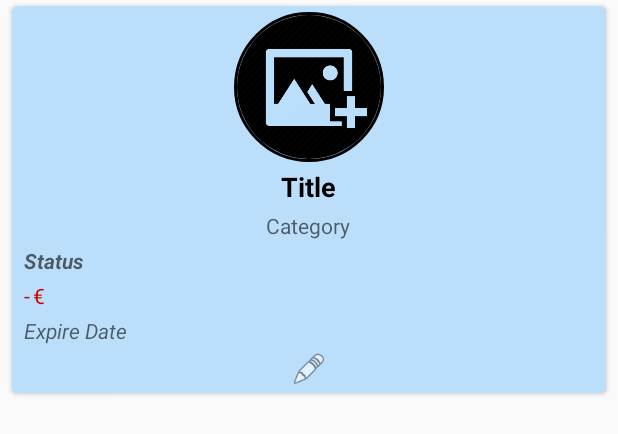
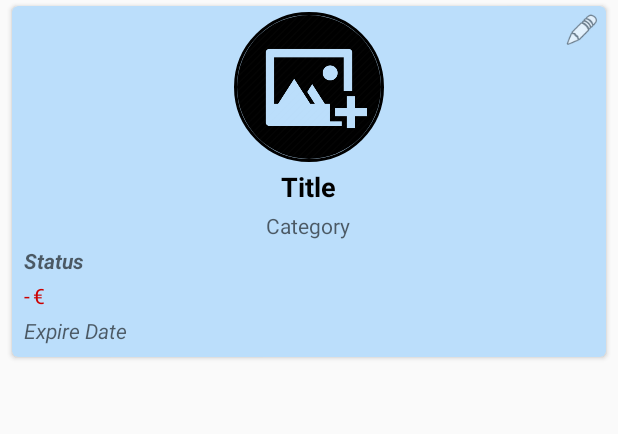
Before and after one commit to TommyBacco/2ndChance, an Android app: the layout cardview_item.xml on its own in the app's theme, with its tools: preview values and no code run, on a phone screen of 412 x 824 dp. Shown: the top 434 px of the screen. Run offline under Robolectric (Android 15) with nearby library versions, the phone set to English and light mode, and no system bars.

Commit message:
Change color of app Add Logout

```diff
--- a/app/src/main/java/com/example/group15_lab2/ItemList/MyItemsAdapter.kt
+++ b/app/src/main/java/com/example/group15_lab2/ItemList/MyItemsAdapter.kt
@@ -98,7 +98,6 @@ class MyItemsAdapter: RecyclerView.Adapter<MyItemsAdapter.ViewHolder>() {
                     else -> Color.parseColor("#BBDEFB") //Blue
                 }
             card.setBackgroundColor(color)
-
         }
     }
 
--- a/app/src/main/java/com/example/group15_lab2/MainActivity/MainActivity.kt
+++ b/app/src/main/java/com/example/group15_lab2/MainActivity/MainActivity.kt
@@ -54,7 +54,8 @@ class MainActivity : AppCompatActivity() {
                 R.id.nav_myItems,
                 R.id.nav_advertisements,
                 R.id.nav_itemsOfInterest,
-                R.id.nav_boughtItems
+                R.id.nav_boughtItems,
+                R.id.logInFragment
             ), drawerLayout)
 
         setupActionBarWithNavController(navController, appBarConfiguration)
--- a/app/src/main/res/layout/activity_main.xml
+++ b/app/src/main/res/layout/activity_main.xml
@@ -12,7 +12,6 @@
         layout="@layout/app_bar_main"
         android:layout_width="match_parent"
         android:layout_height="match_parent" />
-
     <com.google.android.material.navigation.NavigationView
         android:id="@+id/nav_view"
         android:layout_width="wrap_content"
@@ -21,5 +20,4 @@
         android:fitsSystemWindows="true"
         app:headerLayout="@layout/nav_header_main"
         app:menu="@menu/activity_main_drawer" />
-
 </androidx.drawerlayout.widget.DrawerLayout>
--- a/app/src/main/res/layout/app_bar_main.xml
+++ b/app/src/main/res/layout/app_bar_main.xml
@@ -21,5 +21,4 @@
     </com.google.android.material.appbar.AppBarLayout>
 
     <include layout="@layout/content_main" />
-
 </androidx.coordinatorlayout.widget.CoordinatorLayout>
--- a/app/src/main/res/layout/cardview_item.xml
+++ b/app/src/main/res/layout/cardview_item.xml
@@ -14,34 +14,35 @@
     <RelativeLayout
         android:layout_width="match_parent"
         android:layout_height="match_parent"
+        android:layout_marginTop="0dp"
+        android:layout_marginEnd="0dp"
         android:padding="4dp">
 
-        <de.hdodenhof.circleimageview.CircleImageView
-            xmlns:app="http://schemas.android.com/apk/res-auto"
+        <de.hdodenhof.circleimageview.CircleImageView xmlns:app="http://schemas.android.com/apk/res-auto"
             android:id="@+id/cardview_image"
             android:layout_width="100dp"
             android:layout_height="100dp"
             android:layout_alignParentTop="true"
+            android:layout_centerHorizontal="true"
             android:layout_marginBottom="4dp"
-            android:layout_centerHorizontal="true"
             android:src="@drawable/item_icon"
-            app:civ_border_width="2dp"
-            app:civ_border_color="@android:color/black"/>
+            app:civ_border_color="@android:color/black"
+            app:civ_border_width="2dp" />
 
         <TextView
             android:id="@+id/cardview_name"
             android:layout_width="wrap_content"
             android:layout_height="wrap_content"
             android:layout_below="@+id/cardview_image"
+            android:layout_centerHorizontal="true"
+            android:layout_marginStart="4dp"
             android:layout_marginBottom="4dp"
             android:ellipsize="end"
+            android:hint="@string/default_title"
             android:maxLines="1"
-            android:hint="@string/default_title"
-            android:layout_centerHorizontal="true"
-            android:textColorHint="@android:color/black"
-            android:layout_marginLeft="4dp"
             android:textAppearance="@style/TextAppearance.AppCompat.Medium"
             android:textColor="@color/myColorPrimaryText"
+            android:textColorHint="@android:color/black"
             android:textStyle="bold" />
 
         <TextView
@@ -49,51 +50,51 @@
             android:layout_width="wrap_content"
             android:layout_height="wrap_content"
             android:layout_below="@+id/cardview_name"
+            android:layout_centerHorizontal="true"
+            android:layout_marginStart="4dp"
             android:layout_marginBottom="4dp"
-            android:layout_centerHorizontal="true"
             android:ellipsize="end"
+            android:hint="@string/default_category"
             android:maxLines="1"
-            android:hint="@string/default_category"
-            android:layout_marginLeft="4dp"
             android:textAppearance="@style/TextAppearance.AppCompat.Small"
-            android:textColor="@color/myColorPrimaryText"/>
+            android:textColor="@color/myColorPrimaryText" />
 
         <TextView
             android:id="@+id/cardview_status"
             android:layout_width="wrap_content"
             android:layout_height="wrap_content"
             android:layout_below="@+id/cardview_category"
+            android:layout_marginStart="4dp"
             android:layout_marginBottom="4dp"
             android:ellipsize="end"
+            android:hint="@string/default_status"
             android:maxLines="1"
-            android:hint="@string/default_status"
-            android:layout_marginLeft="4dp"
-            android:textStyle="bold|italic"
             android:textAppearance="@style/TextAppearance.AppCompat.Small"
-            android:textColor="@color/myColorPrimaryText"/>
+            android:textColor="@color/myColorPrimaryText"
+            android:textStyle="bold|italic" />
 
         <TextView
             android:id="@+id/cardview_price"
             android:layout_width="wrap_content"
             android:layout_height="wrap_content"
             android:layout_below="@+id/cardview_status"
-            android:layout_marginLeft="4dp"
+            android:layout_marginStart="4dp"
             android:layout_marginBottom="4dp"
             android:ellipsize="end"
+            android:hint="-"
             android:maxLines="1"
-            android:hint="-"
-            android:textColorHint="@android:color/holo_red_dark"
             android:textAppearance="@style/TextAppearance.AppCompat.Small"
-            android:textColor="@android:color/holo_red_dark"/>
+            android:textColor="@android:color/holo_red_dark"
+            android:textColorHint="@android:color/holo_red_dark" />
 
         <TextView
             android:id="@+id/cardview_currency"
             android:layout_width="wrap_content"
             android:layout_height="wrap_content"
             android:layout_below="@+id/cardview_status"
-            android:layout_toRightOf="@id/cardview_price"
-            android:layout_marginLeft="2dp"
+            android:layout_marginStart="2dp"
             android:layout_marginBottom="4dp"
+            android:layout_toEndOf="@id/cardview_price"
             android:ellipsize="end"
             android:maxLines="1"
             android:text="€"
@@ -105,23 +106,25 @@
             android:layout_width="wrap_content"
             android:layout_height="wrap_content"
             android:layout_below="@+id/cardview_price"
-            android:layout_marginLeft="4dp"
+            android:layout_marginStart="4dp"
+            android:layout_marginBottom="4dp"
             android:ellipsize="end"
+            android:hint="@string/default_ExpireDate"
             android:maxLines="1"
-            android:textStyle="italic"
-            android:hint="@string/default_ExpireDate"
-            android:layout_marginBottom="4dp"
-            android:textAppearance="@style/TextAppearance.AppCompat.Small" />
+            android:textAppearance="@style/TextAppearance.AppCompat.Small"
+            android:textStyle="italic" />
 
         <ImageView
+            android:id="@+id/cardview_bn_edit"
             android:layout_width="24dp"
             android:layout_height="24dp"
-            android:id="@+id/cardview_bn_edit"
-            android:layout_centerHorizontal="true"
-            android:layout_below="@id/cardview_date"
+            android:layout_alignTop="@+id/cardview_image"
+            android:layout_alignParentEnd="true"
+            android:layout_marginTop="0dp"
+            android:layout_marginEnd="0dp"
+            android:backgroundTint="@android:color/transparent"
             android:contentDescription="@string/pencil_button"
-            android:backgroundTint="@android:color/transparent"
-            app:srcCompat="@android:drawable/ic_menu_edit"/>
+            app:srcCompat="@android:drawable/ic_menu_edit" />
 
         <ImageView
             android:id="@+id/bookmark"
@@ -129,9 +132,9 @@
             android:layout_height="wrap_content"
             android:layout_alignBaseline="@id/cardview_price"
             android:layout_alignParentEnd="true"
-            app:srcCompat="@drawable/ic_bookmark_border"
             android:contentDescription="@string/cardview_bookmark"
-            android:visibility="gone"/>
+            android:visibility="gone"
+            app:srcCompat="@drawable/ic_bookmark_border" />
 
         <ImageView
             android:id="@+id/bought"
@@ -139,32 +142,31 @@
             android:layout_height="30dp"
             android:layout_alignBaseline="@id/cardview_price"
             android:layout_alignParentEnd="true"
-            app:srcCompat="@drawable/ic_bought"
             android:contentDescription="@string/cardview_bought"
-            android:visibility="gone"/>
+            android:visibility="gone"
+            app:srcCompat="@drawable/ic_bought" />
 
         <ImageView
+            android:id="@+id/cardview_bn_rating"
             android:layout_width="24dp"
             android:layout_height="24dp"
-            android:id="@+id/cardview_bn_rating"
+            android:layout_below="@id/cardview_date"
             android:layout_centerHorizontal="true"
-            android:layout_below="@id/cardview_date"
+            android:backgroundTint="@android:color/transparent"
             android:contentDescription="@string/review_button"
-            android:backgroundTint="@android:color/transparent"
-            app:srcCompat="@drawable/ic_rating"
-            android:visibility="gone"/>
+            android:visibility="gone"
+            app:srcCompat="@drawable/ic_rating" />
 
         <ImageView
+            android:id="@+id/cardview_rating_done"
             android:layout_width="wrap_content"
             android:layout_height="wrap_content"
-            android:id="@+id/cardview_rating_done"
             android:layout_below="@id/cardview_date"
-            android:layout_toRightOf="@+id/cardview_bn_rating"
+            android:layout_toEndOf="@+id/cardview_bn_rating"
+            android:backgroundTint="@android:color/transparent"
             android:contentDescription="@string/review_button"
-            android:backgroundTint="@android:color/transparent"
-            app:srcCompat="@drawable/ic_done"
-            android:visibility="gone"/>
-
+            android:visibility="gone"
+            app:srcCompat="@drawable/ic_done" />
 
 
     </RelativeLayout>
--- a/app/src/main/res/menu/activity_main_drawer.xml
+++ b/app/src/main/res/menu/activity_main_drawer.xml
@@ -24,5 +24,9 @@
             android:id="@+id/nav_boughtItems"
             android:icon="@drawable/ic_bought"
             android:title="@string/menu_boughtItems" />
+        <item
+            android:id="@+id/logInFragment"
+            android:icon="@drawable/ic_exit_to_app_black"
+            android:title="@string/logout"/>
     </group>
 </menu>
--- a/app/src/main/res/values/colors.xml
+++ b/app/src/main/res/values/colors.xml
@@ -2,18 +2,18 @@
 <resources>
 
     <!-- App theme colors -->
-    <color name="colorPrimary">#3F51B5</color>
-    <color name="colorPrimaryDark">#303F9F</color>
-    <color name="colorAccent">#FF5722</color>
+    <color name="colorPrimary">#c62828</color>
+    <color name="colorPrimaryDark">#971c1c</color>
+    <color name="colorAccent">#ffc107</color>
 
-    <color name="myColorPrimary">#3F51B5</color>
-    <color name="myColorPrimaryDark">#303F9F</color>
+    <color name="myColorPrimary">#c62828</color>
+    <color name="myColorPrimaryDark">#971c1c</color>
     <color name="myColorPrimaryLight">#BBDEFB</color>
     <color name="myColorPrimaryText">#212121</color>
     <color name="myColorSecondaryText">#757575</color>
     <color name="myColorTextIcons">#FFFFFF</color>
     <color name="myColorDivider">#BDBDBD</color>
-    <color name="myColorAccent">#FF5722</color>
+    <color name="myColorAccent">#ffc107</color>
     <color name="myColorRecyclerViewBackground">#CFD8DC</color>
 
     <color name="item_interested">#FFF9C4</color>
```
Also changed, not shown: app/src/main/java/com/example/group15_lab2/LogInFragment.kt (+19 -2 lines), app/src/main/res/drawable/side_nav_bar.xml (+4 -4 lines), app/src/main/res/layout/cardview_user.xml (+5 -3 lines), app/src/main/res/layout/fragment_login.xml (+18 -1 lines), app/src/main/res/navigation/mobile_navigation.xml (+10 -1 lines), app/src/main/res/values/strings.xml (+13 -11 lines).
